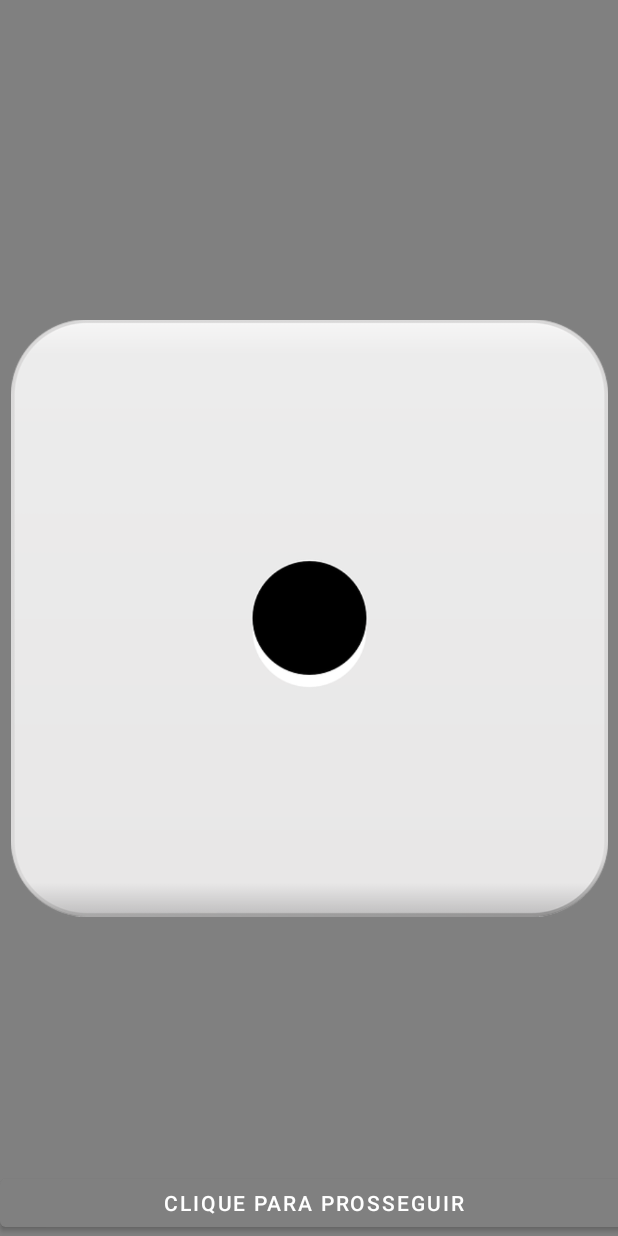
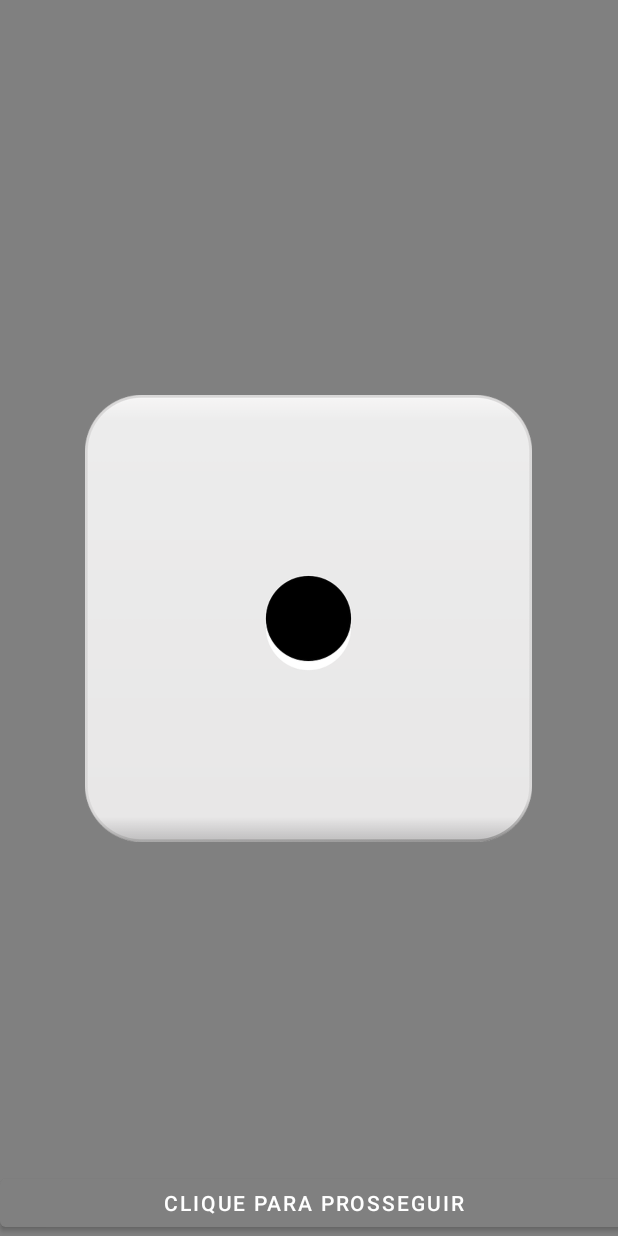
Before and after one commit to Doug0506/AndroidMobile0909, an Android app: the MainActivitySensor screen opened directly, with no data from a screen before it, on a phone screen of 412 x 824 dp. Run offline under Robolectric (Android 15) with nearby library versions, the phone set to English and light mode, and no system bars.

Commit message:
alteraçoes
bv

```diff
--- a/app/src/main/AndroidManifest.xml
+++ b/app/src/main/AndroidManifest.xml
@@ -11,6 +11,7 @@
     <uses-permission android:name="android.permission.READ_EXTERNAL_STORAGE"/>
     <uses-permission android:name="android.permission.WRITE_EXTERNAL_STORAGE" />
     <uses-permission android:name="android.permission.ACCESS_BACKGROUND_LOCATION" />
+
 
     <uses-feature android:name="android.hardware.location.gps" android:required="true"/>
     <uses-feature android:name="android.hardware.sensor.accelerometer" android:required="true"/>
--- a/app/src/main/java/com/example/androidmobile0909/MainActivityCamera.java
+++ b/app/src/main/java/com/example/androidmobile0909/MainActivityCamera.java
@@ -47,9 +47,8 @@ public class MainActivityCamera extends AppCompatActivity {
                 startActivityForResult(open_camera, CAPTURAR_IMAGEM);
             }
         });
+
     }
-
-
 
     @Override
     protected void onActivityResult(int requestCode, int resultCode, Intent data) {
--- a/app/src/main/res/layout/activity_main_sensor.xml
+++ b/app/src/main/res/layout/activity_main_sensor.xml
@@ -20,16 +20,6 @@
         app:layout_constraintTop_toTopOf="parent"
         app:layout_constraintVertical_bias="0.0" />
 
-    <ImageView
-        android:id="@+id/dado"
-        android:layout_width="398dp"
-        android:layout_height="472dp"
-        app:layout_constraintBottom_toBottomOf="parent"
-        app:layout_constraintEnd_toEndOf="parent"
-        app:layout_constraintStart_toStartOf="parent"
-        app:layout_constraintTop_toTopOf="parent"
-        app:srcCompat="@drawable/lado1" />
-
     <Button
         android:id="@+id/btnProsseguir"
         android:layout_width="417dp"
@@ -42,5 +32,16 @@
         app:layout_constraintTop_toTopOf="parent"
         app:layout_constraintVertical_bias="1.0" />
 
+    <ImageView
+        android:id="@+id/dado"
+        android:layout_width="298dp"
+        android:layout_height="475dp"
+        app:layout_constraintBottom_toBottomOf="@+id/btnProsseguir"
+        app:layout_constraintEnd_toEndOf="parent"
+        app:layout_constraintHorizontal_bias="0.495"
+        app:layout_constraintStart_toStartOf="parent"
+        app:layout_constraintTop_toTopOf="parent"
+        app:srcCompat="@drawable/lado1" />
+
 
 </androidx.constraintlayout.widget.ConstraintLayout>
--- a/build.gradle
+++ b/build.gradle
@@ -1,7 +1,7 @@
 // Top-level build file where you can add configuration options common to all sub-projects/modules.
 plugins {
-    id 'com.android.application' version '7.2.1' apply false
-    id 'com.android.library' version '7.2.1' apply false
+    id 'com.android.application' version '7.2.2' apply false
+    id 'com.android.library' version '7.2.2' apply false
 }
 
 task clean(type: Delete) {
```
Also changed, not shown: app/src/main/res/drawable/lado1_.png (added), 1 other file.
